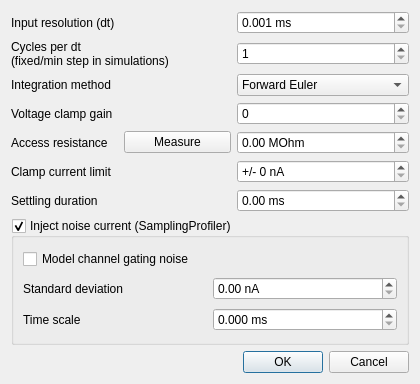
This is src/gui/rundatadialog.ui in CompEphys-team/rtdo as Qt 5 draws it before an edit. The edited form follows.
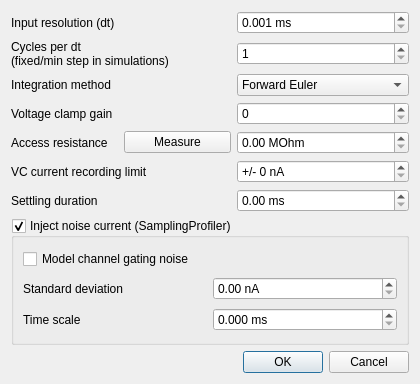
This is the edited form.

Commit message: Clarified RunData::maxCurrent's role as a recording limit only

What changed in the file:
```diff
--- a/src/gui/rundatadialog.ui
+++ b/src/gui/rundatadialog.ui
@@ -168,7 +168,7 @@
    <item row="5" column="0" colspan="2">
     <widget class="QLabel" name="label_7">
      <property name="text">
-      <string>Clamp current limit</string>
+      <string>VC current recording limit</string>
      </property>
     </widget>
    </item>
```
The commit also changes 1 other file.
